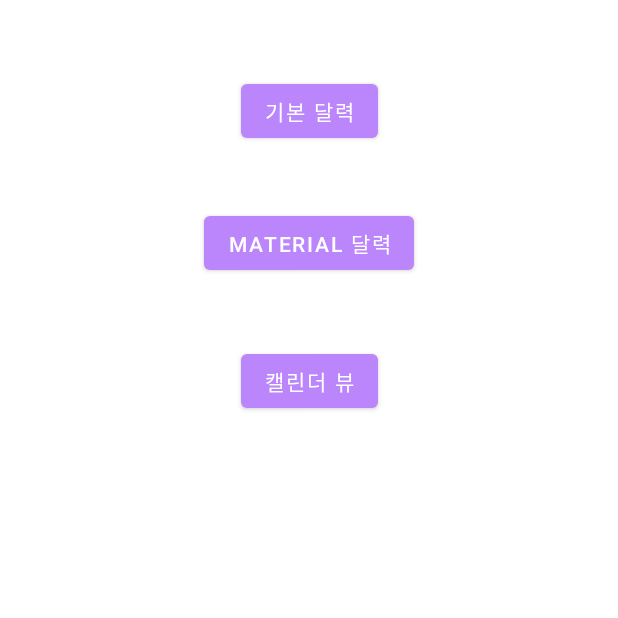
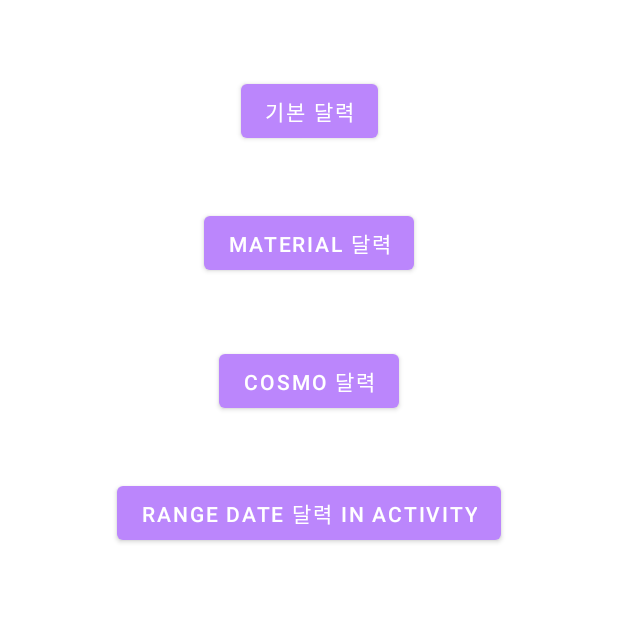
Before and after one commit to hunderboy/MyCustomMaterialCalender, an Android app: the screen it shows after launch (MainActivity), on a phone screen of 412 x 824 dp, the top half of it. Run offline under Robolectric (Android 15) with nearby library versions, the phone set to English and light mode, and no system bars.

Commit message:
// 캘린더 예제4번 추가 중

```diff
--- a/app/src/main/java/kr/co/everex/mycustommaterialcalender/MainActivity.kt
+++ b/app/src/main/java/kr/co/everex/mycustommaterialcalender/MainActivity.kt
@@ -30,6 +30,11 @@ class MainActivity : AppCompatActivity() {
             val intent = Intent(this, CosmoCalenderActivity::class.java)
             startActivity(intent)
         }
+        binding.button4.setOnClickListener(){
+            val intent = Intent(this, CosmoCalenderActivity::class.java)
+            startActivity(intent)
+        }
+
 
     }
 
--- a/app/src/main/res/layout/activity_main.xml
+++ b/app/src/main/res/layout/activity_main.xml
@@ -34,10 +34,20 @@
         android:layout_width="wrap_content"
         android:layout_height="wrap_content"
         android:layout_marginTop="44dp"
-        android:text="캘린더 뷰"
+        android:text="cosmo 달력"
         app:layout_constraintEnd_toEndOf="parent"
         app:layout_constraintStart_toStartOf="parent"
         app:layout_constraintTop_toBottomOf="@+id/button2" />
 
+    <Button
+        android:id="@+id/button4"
+        android:layout_width="wrap_content"
+        android:layout_height="wrap_content"
+        android:layout_marginTop="40dp"
+        android:text="range Date 달력 in Activity"
+        app:layout_constraintEnd_toEndOf="parent"
+        app:layout_constraintStart_toStartOf="parent"
+        app:layout_constraintTop_toBottomOf="@+id/button3" />
+
 
 </androidx.constraintlayout.widget.ConstraintLayout>
```
